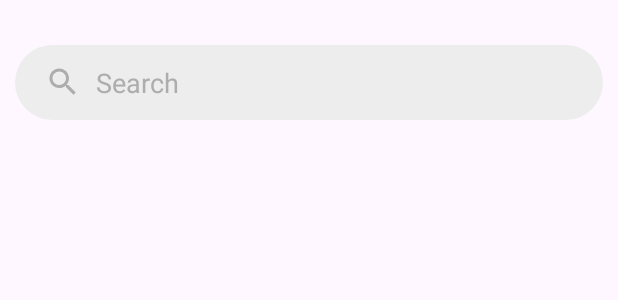
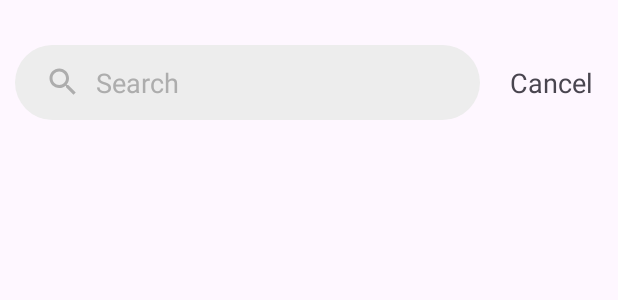
Before and after one commit to tungduong150105/Movie-Review-App, an Android app: the layout activity_search.xml on its own in the app's theme, with its tools: preview values and no code run, on a phone screen of 412 x 824 dp. Shown: the top 300 px of the screen. Run offline under Robolectric (Android 15) with nearby library versions, the phone set to English and light mode, and no system bars.

Commit message:
Custom search page

```diff
--- a/app/src/main/java/com/example/moviereviewapp/Activities/SearchActivity.java
+++ b/app/src/main/java/com/example/moviereviewapp/Activities/SearchActivity.java
@@ -5,6 +5,7 @@ import android.os.Bundle;
 import android.text.Editable;
 import android.text.TextWatcher;
 import android.util.Log;
+import android.view.View;
 import android.widget.EditText;
 import android.widget.ListView;
 
@@ -157,4 +158,8 @@ public class SearchActivity extends AppCompatActivity {
             }).start();
         }
     }
+
+    public void backToMain(View view) {
+        finish();
+    }
 }
--- /dev/null
+++ b/app/src/main/res/drawable/blank_movie.xml
@@ -0,0 +1,5 @@
+<vector xmlns:android="http://schemas.android.com/apk/res/android" android:height="24dp" android:tint="#000000" android:viewportHeight="24" android:viewportWidth="24" android:width="24dp">
+
+    <path android:fillColor="@android:color/white" android:pathData="M18,3v2h-2L16,3L8,3v2L6,5L6,3L4,3v18h2v-2h2v2h8v-2h2v2h2L20,3h-2zM8,17L6,17v-2h2v2zM8,13L6,13v-2h2v2zM8,9L6,9L6,7h2v2zM18,17h-2v-2h2v2zM18,13h-2v-2h2v2zM18,9h-2L16,7h2v2z"/>
+
+</vector>
--- a/app/src/main/res/layout/activity_search.xml
+++ b/app/src/main/res/layout/activity_search.xml
@@ -12,21 +12,40 @@
         android:layout_marginTop="20dp"
         android:orientation="vertical" >
 
+        <LinearLayout
+            android:layout_width="match_parent"
+            android:layout_height="wrap_content"
+            android:orientation="horizontal">
+
             <EditText
                 android:id="@+id/inputSearch"
-            android:layout_width="match_parent"
+                android:layout_width="310dp"
                 android:layout_height="50dp"
                 android:layout_margin="10dp"
+                android:background="@drawable/custom_search"
+                android:drawableStart="@drawable/search_icon"
+                android:drawablePadding="10dp"
+                android:ems="10"
                 android:gravity="center_vertical"
-            android:background="@drawable/custom_search"
-            android:ems="10"
+                android:hint="@string/search"
                 android:inputType="text"
                 android:paddingStart="20dp"
                 android:paddingEnd="20dp"
-            android:drawableStart="@drawable/search_icon"
-            android:drawablePadding="10dp"
-            android:textColorHint="@color/grey_400"
-            android:hint="Search" />
+                android:textColorHint="@color/grey_400" />
+
+            <TextView
+                android:id="@+id/textView"
+                android:layout_width="0dp"
+                android:layout_height="50dp"
+                android:layout_weight="1"
+                android:layout_margin="10dp"
+                android:focusable="true"
+                android:onClick="backToMain"
+                android:clickable="true"
+                android:gravity="center_vertical"
+                android:textSize="18sp"
+                android:text="@string/cancel" />
+        </LinearLayout>
 
         <ListView
             android:id="@+id/searchResults"
--- a/app/src/main/res/layout/custom_listview_search_movie.xml
+++ b/app/src/main/res/layout/custom_listview_search_movie.xml
@@ -15,7 +15,7 @@
             android:layout_width="200dp"
             android:layout_height="100dp"
             android:layout_weight="1"
-            tools:srcCompat="@tools:sample/avatars" />
+            android:src="@drawable/blank_movie" />
 
         <LinearLayout
             android:layout_width="match_parent"
--- a/app/src/main/res/values/strings.xml
+++ b/app/src/main/res/values/strings.xml
@@ -1,3 +1,5 @@
 <resources>
     <string name="app_name">Movie Review App</string>
+    <string name="search">Search</string>
+    <string name="cancel">Cancel</string>
 </resources>
```
Also changed, not shown: app/src/main/java/com/example/moviereviewapp/Activities/MainActivity.java (+6 -6 lines). Lines whose indentation alone changed are shown as unchanged.
